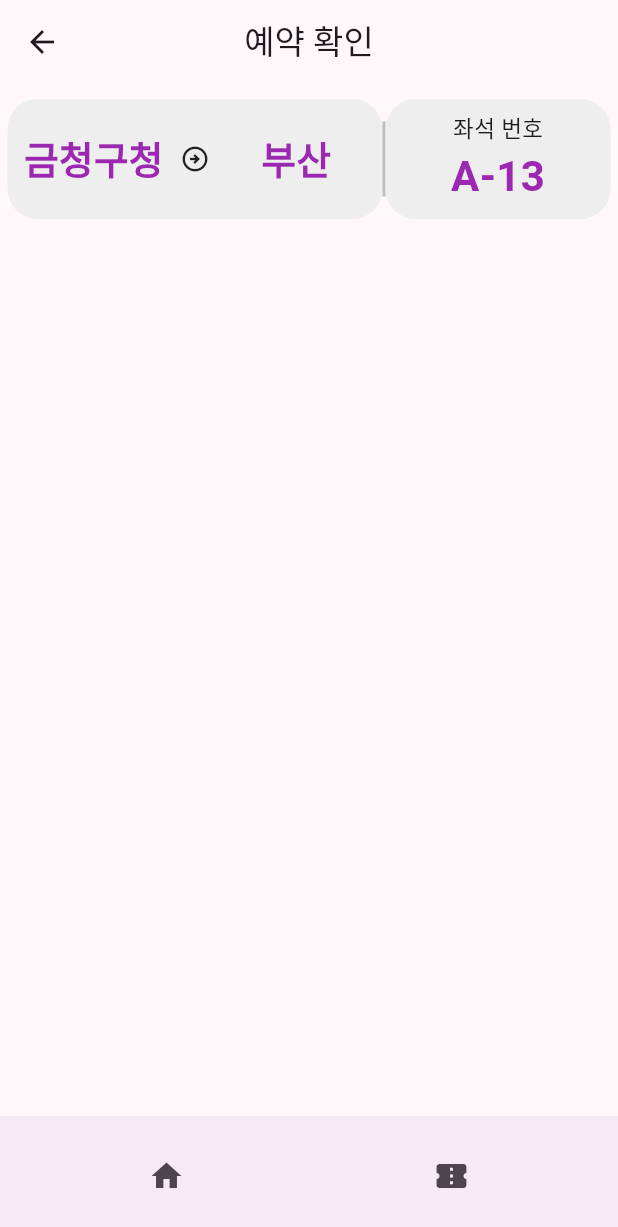
After one commit to hyun471/assignment3_train_app, a Flutter app: the screen it shows after launch, after a tap on the "confirmation number" icon, on a phone screen of 412 x 824 dp. The commit adds this screen. Shown: the top 1227 px of the screen. Run offline on Flutter 3.47's test engine with Material 3 defaults, Android fonts, the phone set to English and light mode, and no system bars.

Commit message:
feat : 좌석 예약 확인 페이지 UI구성

```diff
--- a/lib/main.dart
+++ b/lib/main.dart
@@ -1,4 +1,5 @@
 import 'package:flutter/material.dart';
+import 'package:flutter_train_app/pages/bookings/my_bookings_page.dart';
 import 'package:flutter_train_app/pages/home/home_page.dart';
 import 'package:flutter_train_app/theme.dart';
 
@@ -12,6 +13,11 @@ class MyApp extends StatelessWidget {
   @override
   Widget build(BuildContext context) {
     return MaterialApp(
+        initialRoute: '/homePage',
+        routes: {
+          '/homePage': (context) => HomePage(),
+          '/myBookingsPage': (context) => MyBookingsPage()
+        },
         themeMode: ThemeMode.system,
         theme: lightTheme,
         darkTheme: darkTheme, // 테마 설정
--- /dev/null
+++ b/lib/pages/bookings/my_bookings_page.dart
@@ -0,0 +1,53 @@
+import 'package:flutter/material.dart';
+import 'package:flutter_train_app/pages/bookings/widgets/bookings_list.dart';
+
+class MyBookingsPage extends StatelessWidget {
+  @override
+  Widget build(BuildContext context) {
+    // TODO: implement build
+    return Scaffold(
+      appBar: AppBar(
+        title: Row(
+          mainAxisAlignment: MainAxisAlignment.center,
+          children: [
+            Text('예약 확인'),
+            SizedBox(width: 56),
+          ],
+        ),
+      ), // 앱바 예매 확인
+      body: Padding(
+        padding: const EdgeInsets.symmetric(horizontal: 5),
+        child: Column(
+          children: [
+            BookingsList(),
+          ],
+        ),
+      ), // 예매 리스트 확인
+      bottomNavigationBar: BottomAppBar(
+        child: Row(
+          crossAxisAlignment: CrossAxisAlignment.center,
+          children: [
+            Expanded(
+                child: IconButton(
+                    onPressed: () {
+                      Navigator.pushNamedAndRemoveUntil(
+                        context,
+                        '/homePage',
+                        (Route<dynamic> route) => false,
+                      );
+                    },
+                    icon: Icon(Icons.home))),
+            Expanded(
+              child: IconButton(
+                  onPressed: () {
+                    Navigator.popUntil(context,
+                        ModalRoute.withName('/myBookingsPage'));
+                  },
+                  icon: Icon(Icons.confirmation_num)),
+            )
+          ],
+        ),
+      ), // 홈 및 예약확인 바텀 앱 바
+    );
+  }
+}
--- /dev/null
+++ b/lib/pages/bookings/widgets/bookings_list.dart
@@ -0,0 +1,93 @@
+import 'package:flutter/cupertino.dart';
+import 'package:flutter/material.dart';
+
+class BookingsList extends StatelessWidget {
+  @override
+  Widget build(BuildContext context) {
+    // TODO: implement build
+    return Container(
+      height: 100,
+      width: double.infinity,
+      child: Row(
+        children: [
+          bookedStaionName(context),
+          Container(
+            width: 2,
+            height: 50,
+            color: Colors.grey[400],
+          ),
+          Expanded(child: bookedSeatNum(context))
+        ],
+      ),
+    );
+  }
+
+  Container bookedSeatNum(BuildContext context) {
+    return Container(
+      height: 80,
+      decoration: BoxDecoration(
+        borderRadius: BorderRadius.circular(20),
+        color: Colors.grey[200],
+      ),
+      child: Column(
+        mainAxisAlignment: MainAxisAlignment.center,
+        children: [
+          Text('좌석 번호',
+              style: TextStyle(
+                fontSize: 15,
+              )),
+          Text(
+            'A-13',
+            style: TextStyle(
+              fontSize: 28,
+              color: Theme.of(context).highlightColor,
+              fontWeight: FontWeight.bold,
+            ),
+          )
+        ],
+      ),
+    );
+  }
+
+  Container bookedStaionName(BuildContext context) {
+    return Container(
+      height: 80,
+      width: 250,
+      decoration: BoxDecoration(
+        borderRadius: BorderRadius.circular(20),
+        color: Colors.grey[200],
+      ),
+      child: Padding(
+        padding: const EdgeInsets.symmetric(horizontal: 5),
+        child: Row(
+          mainAxisAlignment: MainAxisAlignment.center,
+          children: [
+            Expanded(
+              child: Center(
+                child: Text('금청구청',
+                    style: TextStyle(
+                      fontSize: 25,
+                      color: Theme.of(context).highlightColor,
+                      fontWeight: FontWeight.bold,
+                    )),
+              ),
+            ),
+            SizedBox(width: 5),
+            Icon(Icons.arrow_circle_right_outlined, size: 20),
+            SizedBox(width: 5),
+            Expanded(
+              child: Center(
+                child: Text('부산',
+                    style: TextStyle(
+                      fontSize: 25,
+                      color: Theme.of(context).highlightColor,
+                      fontWeight: FontWeight.bold,
+                    )),
+              ),
+            ),
+          ],
+        ),
+      ),
+    );
+  }
+}
--- a/lib/pages/home/home_page.dart
+++ b/lib/pages/home/home_page.dart
@@ -99,6 +99,28 @@ class _HomePageState extends State<HomePage> {
           ],
         ),
       ),
+      bottomNavigationBar: BottomAppBar(
+        child: Row(
+          crossAxisAlignment: CrossAxisAlignment.center,
+          children: [
+            Expanded(
+                child: IconButton(
+                    onPressed: () {
+                      Navigator.popUntil(context,
+                          ModalRoute.withName('/homePage'));
+                    },
+                    icon: Icon(Icons.home))),
+            Expanded(
+              child: IconButton(
+                  onPressed: () {
+                    Navigator.pushNamed(
+                        context, '/myBookingsPage');
+                  },
+                  icon: Icon(Icons.confirmation_num)),
+            )
+          ],
+        ),
+      ),
     );
   }
 }
--- a/lib/pages/seat/seat_page.dart
+++ b/lib/pages/seat/seat_page.dart
@@ -96,6 +96,31 @@ class _SeatPageState extends State<SeatPage> {
           BottomButton(selectedRow, selectedCol) // 예매하기 버튼
         ],
       ),
+      bottomNavigationBar: BottomAppBar(
+        child: Row(
+          crossAxisAlignment: CrossAxisAlignment.center,
+          children: [
+            Expanded(
+                child: IconButton(
+                    onPressed: () {
+                      Navigator.pushNamedAndRemoveUntil(
+                        context,
+                        '/homePage',
+                        (Route<dynamic> route) => false,
+                      );
+                    },
+                    icon: Icon(Icons.home))),
+            Expanded(
+              child: IconButton(
+                  onPressed: () {
+                    Navigator.pushNamed(
+                        context, '/myBookingsPage');
+                  },
+                  icon: Icon(Icons.confirmation_num)),
+            )
+          ],
+        ),
+      ),
     );
   }
 
--- a/lib/pages/seat/widgets/bottom_button.dart
+++ b/lib/pages/seat/widgets/bottom_button.dart
@@ -52,16 +52,21 @@ class BottomButton extends StatelessWidget {
                                     CupertinoDialogAction(
                                       isDefaultAction: true,
                                       onPressed: () {
-                                        Navigator.of(context)
-                                            .pop();
+                                        Navigator.pop(context);
                                       },
                                       child: Text('취소'),
                                     ),
                                     CupertinoDialogAction(
                                         isDefaultAction: true,
                                         onPressed: () {
-                                          Navigator.pop(context);
-                                          Navigator.pop(context);
+                                          Navigator
+                                              .pushNamedAndRemoveUntil(
+                                            context,
+                                            '/homePage',
+                                            (Route<dynamic>
+                                                    route) =>
+                                                false,
+                                          );
                                         },
                                         child: Text('확인'))
                                   ],
```
